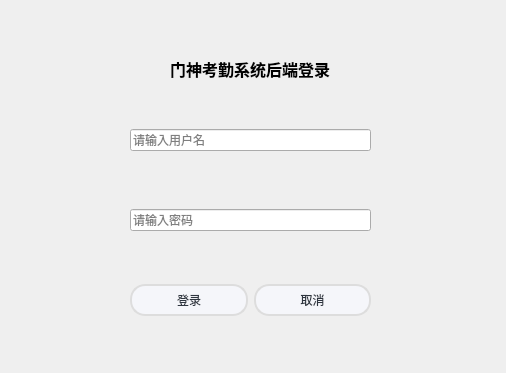
Qt form CDSignInSystem/login.ui (ClearDewy/CDSignInSystem) before a commit.
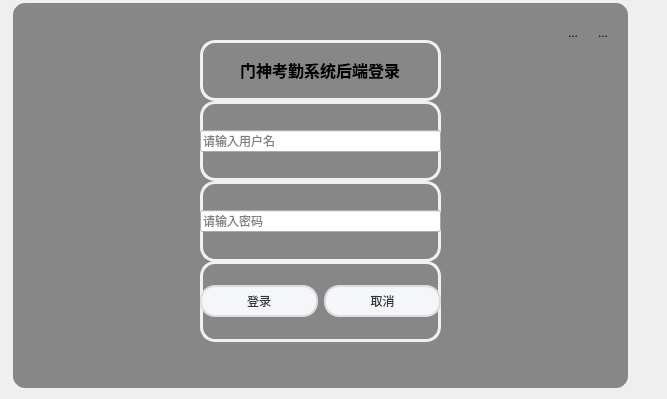
The same form after that commit.

```diff
--- a/CDSignInSystem/login.ui
+++ b/CDSignInSystem/login.ui
@@ -6,87 +6,46 @@
    <rect>
     <x>0</x>
     <y>0</y>
-    <width>506</width>
-    <height>373</height>
+    <width>667</width>
+    <height>399</height>
    </rect>
   </property>
   <property name="windowTitle">
    <string>Dialog</string>
   </property>
-  <widget class="QWidget" name="horizontalLayoutWidget">
+  <widget class="QWidget" name="widget" native="true">
    <property name="geometry">
     <rect>
-     <x>130</x>
-     <y>100</y>
-     <width>241</width>
-     <height>80</height>
+     <x>10</x>
+     <y>0</y>
+     <width>621</width>
+     <height>391</height>
     </rect>
    </property>
-   <layout class="QHBoxLayout" name="horizontalLayout">
-    <item>
-     <widget class="QLineEdit" name="usernameEdit">
-      <property name="placeholderText">
-       <string>请输入用户名</string>
-      </property>
-     </widget>
-    </item>
-   </layout>
-  </widget>
-  <widget class="QWidget" name="horizontalLayoutWidget_2">
-   <property name="geometry">
-    <rect>
-     <x>130</x>
-     <y>180</y>
-     <width>241</width>
-     <height>81</height>
-    </rect>
+   <property name="styleSheet">
+    <string notr="true">.QWidget{
+background-color: rgb(135, 135, 135);
+border-radius: 15px;
+border:3px solid rgb(240, 240, 240);
+}
+.QWidget,.QToolButton{
+background-color:  rgb(135, 135, 135);
+}</string>
    </property>
-   <layout class="QHBoxLayout" name="horizontalLayout_2">
-    <item>
-     <widget class="QLineEdit" name="passwordEdit">
-      <property name="echoMode">
-       <enum>QLineEdit::Password</enum>
-      </property>
-      <property name="placeholderText">
-       <string>请输入密码</string>
-      </property>
-     </widget>
-    </item>
-   </layout>
-  </widget>
-  <widget class="QWidget" name="verticalLayoutWidget">
-   <property name="geometry">
-    <rect>
-     <x>130</x>
-     <y>39</y>
-     <width>241</width>
-     <height>61</height>
-    </rect>
-   </property>
-   <layout class="QVBoxLayout" name="verticalLayout">
-    <item alignment="Qt::AlignHCenter">
-     <widget class="QLabel" name="logInMessage">
-      <property name="text">
-       <string>&lt;html&gt;&lt;head/&gt;&lt;body&gt;&lt;p&gt;&lt;span style=&quot; font-size:12pt; font-weight:700;&quot;&gt;门神考勤系统后端登录&lt;/span&gt;&lt;/p&gt;&lt;/body&gt;&lt;/html&gt;</string>
-      </property>
-     </widget>
-    </item>
-   </layout>
-  </widget>
-  <widget class="QWidget" name="horizontalLayoutWidget_3">
-   <property name="geometry">
-    <rect>
-     <x>130</x>
-     <y>260</y>
-     <width>241</width>
-     <height>81</height>
-    </rect>
-   </property>
-   <layout class="QHBoxLayout" name="horizontalLayout_3">
-    <item>
-     <widget class="QPushButton" name="confirmButton">
-      <property name="styleSheet">
-       <string notr="true">/**正常情况下样式**/
+   <widget class="QWidget" name="horizontalLayoutWidget_3">
+    <property name="geometry">
+     <rect>
+      <x>190</x>
+      <y>261</y>
+      <width>241</width>
+      <height>81</height>
+     </rect>
+    </property>
+    <layout class="QHBoxLayout" name="horizontalLayout_3">
+     <item>
+      <widget class="QPushButton" name="confirmButton">
+       <property name="styleSheet">
+        <string notr="true">/**正常情况下样式**/
 QPushButton{
 	font: 10pt &quot;微软雅黑&quot;;
     color: #2f3640;
@@ -119,16 +78,16 @@
     border-color: #dcdde1;
 }
 </string>
-      </property>
-      <property name="text">
-       <string>登录</string>
-      </property>
-     </widget>
-    </item>
-    <item>
-     <widget class="QPushButton" name="concelButton">
-      <property name="styleSheet">
-       <string notr="true">/**正常情况下样式**/
+       </property>
+       <property name="text">
+        <string>登录</string>
+       </property>
+      </widget>
+     </item>
+     <item>
+      <widget class="QPushButton" name="concelButton">
+       <property name="styleSheet">
+        <string notr="true">/**正常情况下样式**/
 QPushButton{
 	font: 10pt &quot;微软雅黑&quot;;
     color: #2f3640;
@@ -161,13 +120,152 @@
     border-color: #dcdde1;
 }
 </string>
-      </property>
-      <property name="text">
-       <string>取消</string>
-      </property>
-     </widget>
-    </item>
-   </layout>
+       </property>
+       <property name="text">
+        <string>取消</string>
+       </property>
+      </widget>
+     </item>
+    </layout>
+   </widget>
+   <widget class="QWidget" name="horizontalLayoutWidget">
+    <property name="geometry">
+     <rect>
+      <x>190</x>
+      <y>101</y>
+      <width>241</width>
+      <height>80</height>
+     </rect>
+    </property>
+    <layout class="QHBoxLayout" name="horizontalLayout">
+     <item>
+      <widget class="QLineEdit" name="usernameEdit">
+       <property name="placeholderText">
+        <string>请输入用户名</string>
+       </property>
+      </widget>
+     </item>
+    </layout>
+   </widget>
+   <widget class="QWidget" name="verticalLayoutWidget">
+    <property name="geometry">
+     <rect>
+      <x>190</x>
+      <y>40</y>
+      <width>241</width>
+      <height>61</height>
+     </rect>
+    </property>
+    <layout class="QVBoxLayout" name="verticalLayout">
+     <item alignment="Qt::AlignHCenter">
+      <widget class="QLabel" name="logInMessage">
+       <property name="text">
+        <string>&lt;html&gt;&lt;head/&gt;&lt;body&gt;&lt;p&gt;&lt;span style=&quot; font-size:12pt; font-weight:700;&quot;&gt;门神考勤系统后端登录&lt;/span&gt;&lt;/p&gt;&lt;/body&gt;&lt;/html&gt;</string>
+       </property>
+      </widget>
+     </item>
+    </layout>
+   </widget>
+   <widget class="QWidget" name="horizontalLayoutWidget_2">
+    <property name="geometry">
+     <rect>
+      <x>190</x>
+      <y>181</y>
+      <width>241</width>
+      <height>81</height>
+     </rect>
+    </property>
+    <layout class="QHBoxLayout" name="horizontalLayout_2">
+     <item>
+      <widget class="QLineEdit" name="passwordEdit">
+       <property name="echoMode">
+        <enum>QLineEdit::Password</enum>
+       </property>
+       <property name="placeholderText">
+        <string>请输入密码</string>
+       </property>
+      </widget>
+     </item>
+    </layout>
+   </widget>
+   <widget class="QToolButton" name="closeButton">
+    <property name="geometry">
+     <rect>
+      <x>580</x>
+      <y>20</y>
+      <width>26</width>
+      <height>26</height>
+     </rect>
+    </property>
+    <property name="styleSheet">
+     <string notr="true">QToolButton{   
+	border-top: 3px outset transparent;           /* 上边框宽度3像素、突出显示、颜色为透明 */
+	border-bottom: 3px outset transparent;
+	border-right: 3px outset transparent;
+	border-left: 3px outset transparent;
+    min-width: 20px;                            /* 控件最小宽度 */
+    min-height: 20px;
+}
+
+/* 鼠标悬停 */
+QToolButton:hover{
+	background-color: rgb(205, 205, 205);
+}
+
+/* 点击和按下 */
+QToolButton:pressed{
+	/*border-left: 3px outset rgb(93, 95, 97); 左边框宽度3像素、突出显示、颜色为深深灰 */
+	background-color: rgb(246, 246, 246);	
+}
+
+QPushButton:default {
+    border-color: navy; /* make the default button prominent */
+}
+</string>
+    </property>
+    <property name="text">
+     <string>...</string>
+    </property>
+   </widget>
+   <widget class="QToolButton" name="minSizeButton">
+    <property name="geometry">
+     <rect>
+      <x>550</x>
+      <y>20</y>
+      <width>26</width>
+      <height>26</height>
+     </rect>
+    </property>
+    <property name="styleSheet">
+     <string notr="true">QToolButton{   
+	border-top: 3px outset transparent;           /* 上边框宽度3像素、突出显示、颜色为透明 */
+	border-bottom: 3px outset transparent;
+	border-right: 3px outset transparent;
+	border-left: 3px outset transparent;
+    min-width: 20px;                            /* 控件最小宽度 */
+    min-height: 20px;
+}
+
+/* 鼠标悬停 */
+QToolButton:hover{
+	background-color: rgb(205, 205, 205);
+}
+
+/* 点击和按下 */
+QToolButton:pressed{
+	/*border-left: 3px outset rgb(93, 95, 97); 左边框宽度3像素、突出显示、颜色为深深灰 */
+	background-color: rgb(246, 246, 246);	
+}
+
+QPushButton:default {
+    border-color: navy; /* make the default button prominent */
+}
+</string>
+    </property>
+    <property name="text">
+     <string>...</string>
+    </property>
+   </widget>
   </widget>
  </widget>
  <resources/>
```
